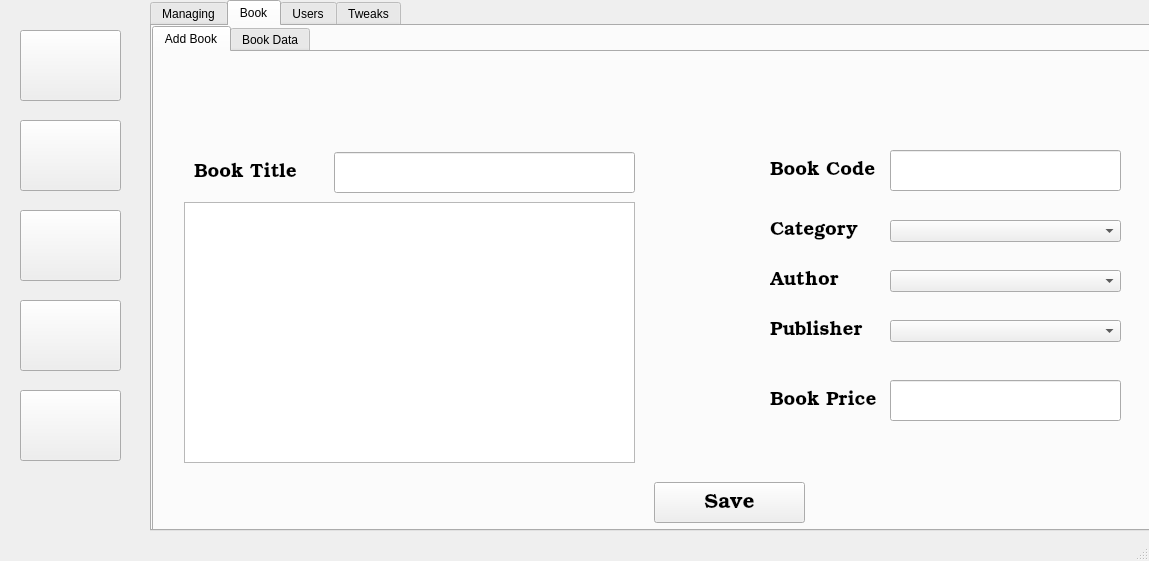
Above: Library.ui from Midnight1938/Library-Management-System before the change. Below: the same form after it.
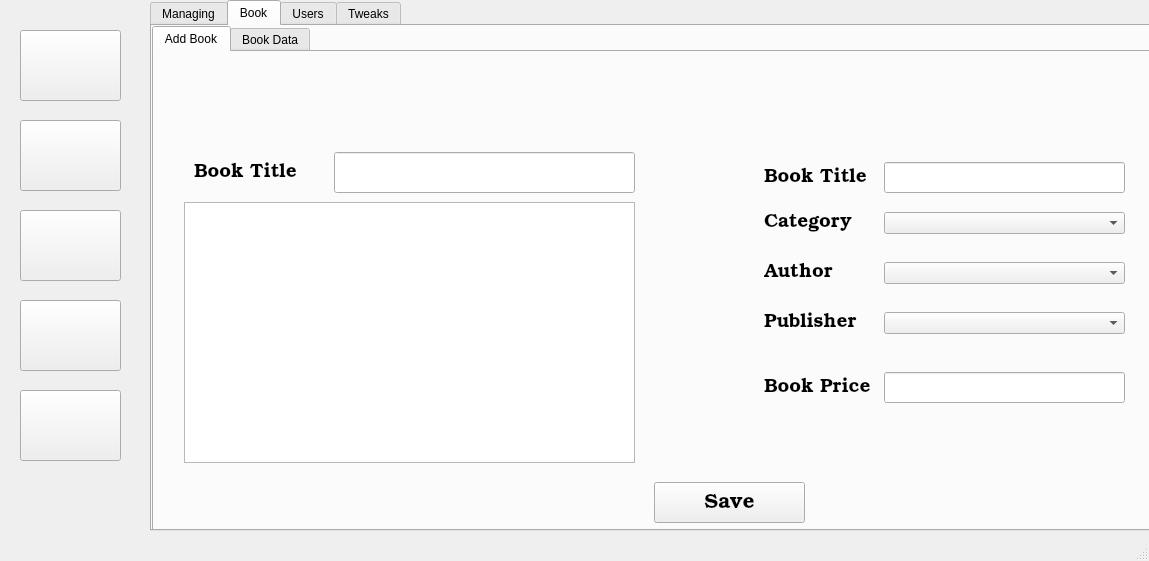
That is the form after the change. The open tabs and pages were chosen to show the change. Icons and pictures are not drawn.

Commit message: Users Tab work

```diff
--- a/Library.ui
+++ b/Library.ui
@@ -403,6 +403,151 @@
          <string>Book Title</string>
         </property>
        </widget>
+       <widget class="QLineEdit" name="lineEdit_4">
+        <property name="geometry">
+         <rect>
+          <x>730</x>
+          <y>110</y>
+          <width>241</width>
+          <height>31</height>
+         </rect>
+        </property>
+       </widget>
+       <widget class="QComboBox" name="comboBox_3">
+        <property name="geometry">
+         <rect>
+          <x>730</x>
+          <y>160</y>
+          <width>241</width>
+          <height>22</height>
+         </rect>
+        </property>
+       </widget>
+       <widget class="QComboBox" name="comboBox_4">
+        <property name="geometry">
+         <rect>
+          <x>730</x>
+          <y>210</y>
+          <width>241</width>
+          <height>22</height>
+         </rect>
+        </property>
+       </widget>
+       <widget class="QLineEdit" name="lineEdit_5">
+        <property name="geometry">
+         <rect>
+          <x>730</x>
+          <y>320</y>
+          <width>241</width>
+          <height>31</height>
+         </rect>
+        </property>
+       </widget>
+       <widget class="QComboBox" name="comboBox_5">
+        <property name="geometry">
+         <rect>
+          <x>730</x>
+          <y>260</y>
+          <width>241</width>
+          <height>22</height>
+         </rect>
+        </property>
+       </widget>
+       <widget class="QLabel" name="label_4">
+        <property name="geometry">
+         <rect>
+          <x>610</x>
+          <y>110</y>
+          <width>121</width>
+          <height>31</height>
+         </rect>
+        </property>
+        <property name="font">
+         <font>
+          <family>URW Bookman</family>
+          <pointsize>14</pointsize>
+         </font>
+        </property>
+        <property name="text">
+         <string>Book Title</string>
+        </property>
+       </widget>
+       <widget class="QLabel" name="label_5">
+        <property name="geometry">
+         <rect>
+          <x>610</x>
+          <y>160</y>
+          <width>121</width>
+          <height>21</height>
+         </rect>
+        </property>
+        <property name="font">
+         <font>
+          <family>URW Bookman</family>
+          <pointsize>14</pointsize>
+         </font>
+        </property>
+        <property name="text">
+         <string>Category</string>
+        </property>
+       </widget>
+       <widget class="QLabel" name="label_6">
+        <property name="geometry">
+         <rect>
+          <x>610</x>
+          <y>210</y>
+          <width>121</width>
+          <height>21</height>
+         </rect>
+        </property>
+        <property name="font">
+         <font>
+          <family>URW Bookman</family>
+          <pointsize>14</pointsize>
+         </font>
+        </property>
+        <property name="text">
+         <string>Author</string>
+        </property>
+       </widget>
+       <widget class="QLabel" name="label_7">
+        <property name="geometry">
+         <rect>
+          <x>610</x>
+          <y>260</y>
+          <width>121</width>
+          <height>21</height>
+         </rect>
+        </property>
+        <property name="font">
+         <font>
+          <family>URW Bookman</family>
+          <pointsize>14</pointsize>
+         </font>
+        </property>
+        <property name="text">
+         <string>Publisher</string>
+        </property>
+       </widget>
+       <widget class="QLabel" name="label_8">
+        <property name="geometry">
+         <rect>
+          <x>610</x>
+          <y>320</y>
+          <width>121</width>
+          <height>31</height>
+         </rect>
+        </property>
+        <property name="font">
+         <font>
+          <family>URW Bookman</family>
+          <pointsize>14</pointsize>
+         </font>
+        </property>
+        <property name="text">
+         <string>Book Price</string>
+        </property>
+       </widget>
       </widget>
       <widget class="QWidget" name="tab_6">
        <attribute name="title">
@@ -533,6 +678,151 @@
          <string>Delete</string>
         </property>
        </widget>
+       <widget class="QComboBox" name="comboBox_6">
+        <property name="geometry">
+         <rect>
+          <x>720</x>
+          <y>210</y>
+          <width>241</width>
+          <height>22</height>
+         </rect>
+        </property>
+       </widget>
+       <widget class="QLabel" name="label_9">
+        <property name="geometry">
+         <rect>
+          <x>600</x>
+          <y>260</y>
+          <width>121</width>
+          <height>21</height>
+         </rect>
+        </property>
+        <property name="font">
+         <font>
+          <family>URW Bookman</family>
+          <pointsize>14</pointsize>
+         </font>
+        </property>
+        <property name="text">
+         <string>Author</string>
+        </property>
+       </widget>
+       <widget class="QLabel" name="label_10">
+        <property name="geometry">
+         <rect>
+          <x>600</x>
+          <y>160</y>
+          <width>121</width>
+          <height>31</height>
+         </rect>
+        </property>
+        <property name="font">
+         <font>
+          <family>URW Bookman</family>
+          <pointsize>14</pointsize>
+         </font>
+        </property>
+        <property name="text">
+         <string>Book Title</string>
+        </property>
+       </widget>
+       <widget class="QLabel" name="label_11">
+        <property name="geometry">
+         <rect>
+          <x>600</x>
+          <y>370</y>
+          <width>121</width>
+          <height>31</height>
+         </rect>
+        </property>
+        <property name="font">
+         <font>
+          <family>URW Bookman</family>
+          <pointsize>14</pointsize>
+         </font>
+        </property>
+        <property name="text">
+         <string>Book Price</string>
+        </property>
+       </widget>
+       <widget class="QComboBox" name="comboBox_7">
+        <property name="geometry">
+         <rect>
+          <x>720</x>
+          <y>310</y>
+          <width>241</width>
+          <height>22</height>
+         </rect>
+        </property>
+       </widget>
+       <widget class="QLineEdit" name="lineEdit_8">
+        <property name="geometry">
+         <rect>
+          <x>720</x>
+          <y>370</y>
+          <width>241</width>
+          <height>31</height>
+         </rect>
+        </property>
+       </widget>
+       <widget class="QLabel" name="label_12">
+        <property name="geometry">
+         <rect>
+          <x>600</x>
+          <y>310</y>
+          <width>121</width>
+          <height>21</height>
+         </rect>
+        </property>
+        <property name="font">
+         <font>
+          <family>URW Bookman</family>
+          <pointsize>14</pointsize>
+         </font>
+        </property>
+        <property name="text">
+         <string>Publisher</string>
+        </property>
+       </widget>
+       <widget class="QLabel" name="label_15">
+        <property name="geometry">
+         <rect>
+          <x>600</x>
+          <y>210</y>
+          <width>121</width>
+          <height>21</height>
+         </rect>
+        </property>
+        <property name="font">
+         <font>
+          <family>URW Bookman</family>
+          <pointsize>14</pointsize>
+         </font>
+        </property>
+        <property name="text">
+         <string>Category</string>
+        </property>
+       </widget>
+       <widget class="QLineEdit" name="lineEdit_9">
+        <property name="geometry">
+         <rect>
+          <x>720</x>
+          <y>160</y>
+          <width>241</width>
+          <height>31</height>
+         </rect>
+        </property>
+       </widget>
+       <widget class="QComboBox" name="comboBox_8">
+        <property name="geometry">
+         <rect>
+          <x>720</x>
+          <y>260</y>
+          <width>241</width>
+          <height>22</height>
+         </rect>
+        </property>
+       </widget>
       </widget>
      </widget>
     </widget>
@@ -547,151 +837,6 @@
      </attribute>
     </widget>
    </widget>
-   <widget class="QLabel" name="label_15">
-    <property name="geometry">
-     <rect>
-      <x>770</x>
-      <y>150</y>
-      <width>121</width>
-      <height>41</height>
-     </rect>
-    </property>
-    <property name="font">
-     <font>
-      <family>URW Bookman</family>
-      <pointsize>14</pointsize>
-     </font>
-    </property>
-    <property name="text">
-     <string>Book Code</string>
-    </property>
-   </widget>
-   <widget class="QLabel" name="label_16">
-    <property name="geometry">
-     <rect>
-      <x>770</x>
-      <y>260</y>
-      <width>121</width>
-      <height>41</height>
-     </rect>
-    </property>
-    <property name="font">
-     <font>
-      <family>URW Bookman</family>
-      <pointsize>14</pointsize>
-     </font>
-    </property>
-    <property name="text">
-     <string>Author</string>
-    </property>
-   </widget>
-   <widget class="QLabel" name="label_17">
-    <property name="geometry">
-     <rect>
-      <x>770</x>
-      <y>310</y>
-      <width>121</width>
-      <height>41</height>
-     </rect>
-    </property>
-    <property name="font">
-     <font>
-      <family>URW Bookman</family>
-      <pointsize>14</pointsize>
-     </font>
-    </property>
-    <property name="text">
-     <string>Publisher</string>
-    </property>
-   </widget>
-   <widget class="QLabel" name="label_18">
-    <property name="geometry">
-     <rect>
-      <x>770</x>
-      <y>380</y>
-      <width>121</width>
-      <height>41</height>
-     </rect>
-    </property>
-    <property name="font">
-     <font>
-      <family>URW Bookman</family>
-      <pointsize>14</pointsize>
-     </font>
-    </property>
-    <property name="text">
-     <string>Book Price</string>
-    </property>
-   </widget>
-   <widget class="QComboBox" name="comboBox_9">
-    <property name="geometry">
-     <rect>
-      <x>890</x>
-      <y>270</y>
-      <width>231</width>
-      <height>22</height>
-     </rect>
-    </property>
-   </widget>
-   <widget class="QComboBox" name="comboBox_10">
-    <property name="geometry">
-     <rect>
-      <x>890</x>
-      <y>320</y>
-      <width>231</width>
-      <height>22</height>
-     </rect>
-    </property>
-   </widget>
-   <widget class="QLineEdit" name="lineEdit_9">
-    <property name="geometry">
-     <rect>
-      <x>890</x>
-      <y>380</y>
-      <width>231</width>
-      <height>41</height>
-     </rect>
-    </property>
-   </widget>
-   <widget class="QLineEdit" name="lineEdit_10">
-    <property name="geometry">
-     <rect>
-      <x>890</x>
-      <y>150</y>
-      <width>231</width>
-      <height>41</height>
-     </rect>
-    </property>
-   </widget>
-   <widget class="QLabel" name="label_19">
-    <property name="geometry">
-     <rect>
-      <x>770</x>
-      <y>210</y>
-      <width>121</width>
-      <height>41</height>
-     </rect>
-    </property>
-    <property name="font">
-     <font>
-      <family>URW Bookman</family>
-      <pointsize>14</pointsize>
-     </font>
-    </property>
-    <property name="text">
-     <string>Category</string>
-    </property>
-   </widget>
-   <widget class="QComboBox" name="comboBox_11">
-    <property name="geometry">
-     <rect>
-      <x>890</x>
-      <y>220</y>
-      <width>231</width>
-      <height>22</height>
-     </rect>
-    </property>
-   </widget>
   </widget>
   <widget class="QMenuBar" name="menubar">
    <property name="geometry">
```
Left out of the diff: 30 changed lines with no effect on the pictures.
